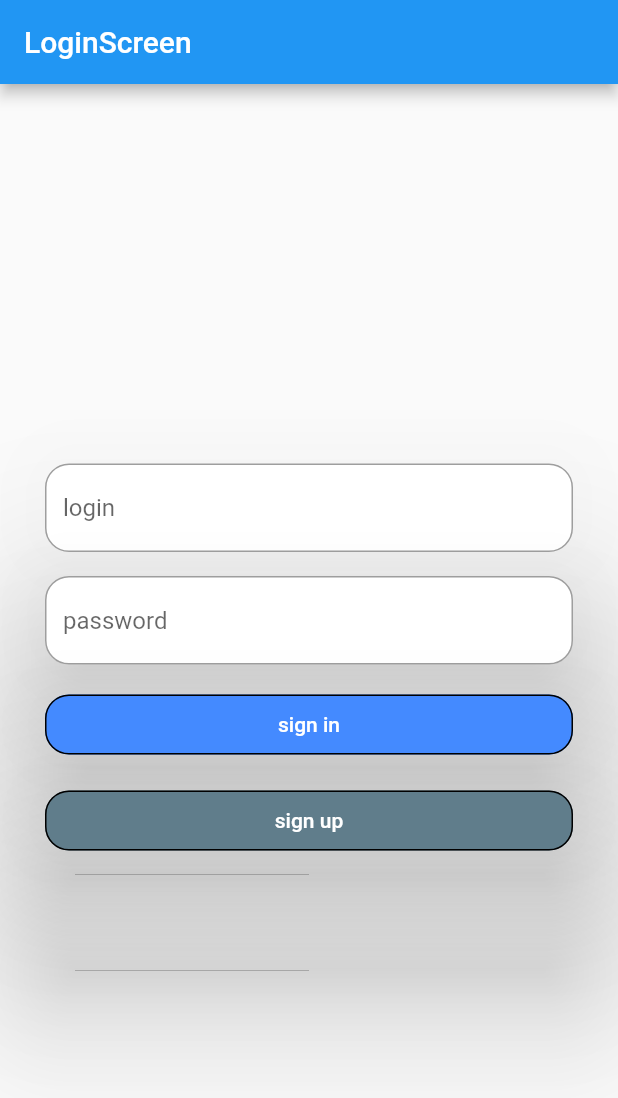
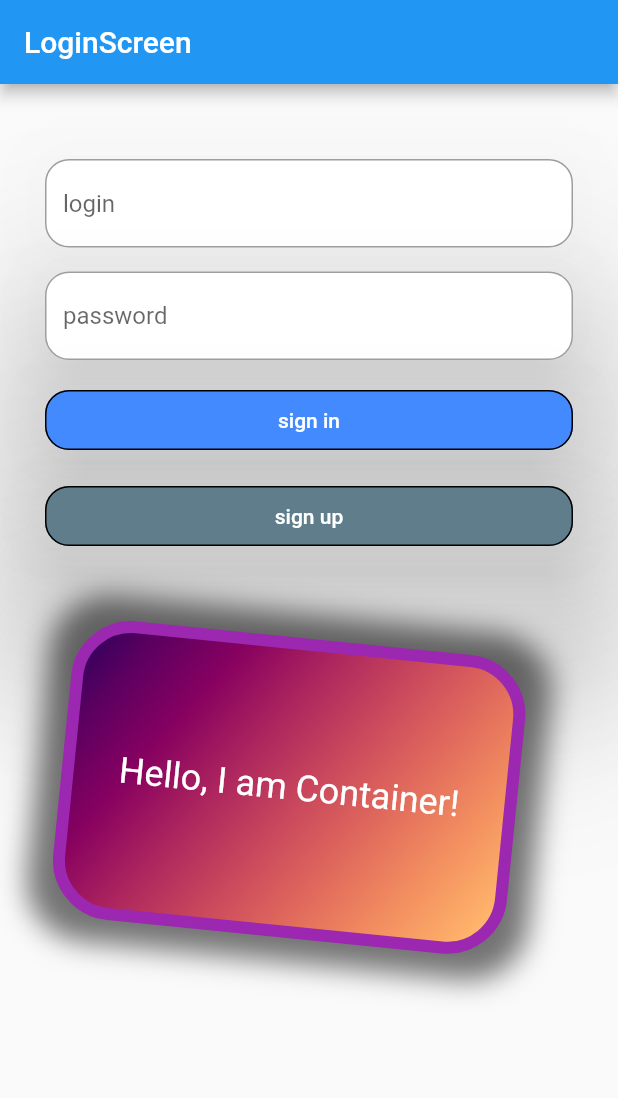
Before and after one commit to MikhailPoltavskiy/client_it, a Flutter app: the screen it shows after launch, on a phone screen of 412 x 824 dp. Shown: the top 1098 px of the screen. Run offline on Flutter 3.47's test engine with Material 2 defaults, Android fonts, the phone set to English and light mode, and no system bars; our stand-ins replace dio, flutter_bloc, freezed_annotation, get_it, injectable.

Commit message:
minor_fix

```diff
--- /dev/null
+++ b/lib/app/ui/components/container_example.dart
@@ -0,0 +1,75 @@
+import 'package:flutter/material.dart';
+
+class ContainerExample extends StatelessWidget {
+  const ContainerExample({super.key});
+
+  @override
+  Widget build(BuildContext context) {
+    return Container(
+      height: 200,
+      padding: const EdgeInsets.all(16),
+      margin: const EdgeInsets.all(24),
+      alignment: Alignment.center,
+      transform: Matrix4.rotationZ(0.1),
+      decoration: BoxDecoration(
+        borderRadius: BorderRadius.circular(40),
+        border: Border.all(
+          width: 8,
+          color: Colors.purple,
+        ),
+        boxShadow: const [
+          BoxShadow(
+            blurRadius: 16,
+            spreadRadius: 16,
+            color: Colors.black54,
+          ),
+        ],
+        gradient: const LinearGradient(
+          begin: Alignment.topLeft,
+          end: Alignment(0.8, 1),
+          colors: <Color>[
+            Color(0xff1f005c),
+            Color(0xff5b0060),
+            Color(0xff870160),
+            Color(0xffac255e),
+            Color(0xffca485c),
+            Color(0xffe16b5c),
+            Color(0xfff39060),
+            Color(0xffffb56b),
+          ],
+          tileMode: TileMode.mirror,
+        ),
+      ),
+      child: Text(
+        'Hello, I am Container!',
+        style: Theme.of(context)
+            .textTheme
+            .headlineSmall!
+            .copyWith(color: Colors.white),
+      ),
+    );
+  }
+}
+
+void main() {
+  runApp(MyApp());
+}
+
+class MyApp extends StatelessWidget {
+  @override
+  Widget build(BuildContext context) {
+    return MaterialApp(
+      home: MediaQuery(
+        data: const MediaQueryData(
+          padding: EdgeInsets.only(
+            top: 48,
+            bottom: 24,
+          ),
+        ),
+        child: Scaffold(
+          body: ContainerExample(),
+        ),
+      ),
+    );
+  }
+}
--- a/lib/feature/auth/ui/login_screen.dart
+++ b/lib/feature/auth/ui/login_screen.dart
@@ -1,5 +1,6 @@
 import 'package:client_it/app/ui/components/app_text_button.dart';
 import 'package:client_it/app/ui/components/app_text_field.dart';
+import 'package:client_it/app/ui/components/container_example.dart';
 import 'package:client_it/feature/auth/domain/auth_state/auth_cubit.dart';
 import 'package:client_it/feature/auth/ui/register_screen.dart';
 import 'package:flutter/material.dart';
@@ -18,13 +19,15 @@ class LoginScreen extends StatelessWidget {
       appBar: AppBar(
         title: const Text('LoginScreen'),
       ),
-      body: Form(
+      body: SingleChildScrollView(
+        child: Form(
           key: formKey,
           child: Center(
             child: Padding(
               padding: const EdgeInsets.only(
                 left: 30,
                 right: 30,
+                top: 50,
               ),
               child: Column(
                 mainAxisSize: MainAxisSize.min,
@@ -64,7 +67,12 @@ class LoginScreen extends StatelessWidget {
                     },
                     textButton: 'sign up',
                   ),
+                  const SizedBox(
+                    height: 16,
+                  ),
+                  ContainerExample(),
                 ],
+              ),
             ),
           ),
         ),
```
Lines whose indentation alone changed are shown as unchanged.
